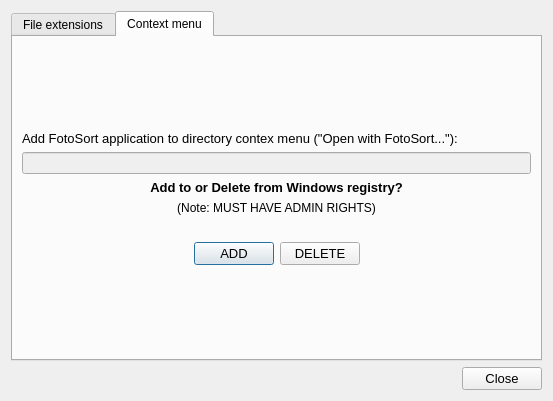
This is my_gui/dialog_settings.ui in uemk/FotoSort as Qt 5 draws it before an edit. The edited form follows.
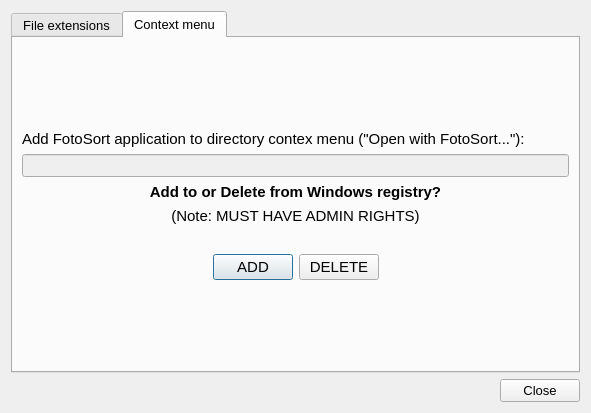
This is the edited form. The open tabs and pages were chosen to show the change.

```diff
--- a/my_gui/dialog_settings.ui
+++ b/my_gui/dialog_settings.ui
@@ -6,8 +6,8 @@
    <rect>
     <x>0</x>
     <y>0</y>
-    <width>553</width>
-    <height>401</height>
+    <width>591</width>
+    <height>413</height>
    </rect>
   </property>
   <property name="windowTitle">
@@ -18,7 +18,7 @@
     <widget class="QTabWidget" name="tab_settings">
      <property name="font">
       <font>
-       <pointsize>9</pointsize>
+       <pointsize>10</pointsize>
       </font>
      </property>
      <property name="currentIndex">
@@ -277,7 +277,7 @@
          </property>
          <property name="font">
           <font>
-           <pointsize>10</pointsize>
+           <pointsize>11</pointsize>
           </font>
          </property>
          <property name="text">
@@ -302,7 +302,7 @@
          </property>
          <property name="font">
           <font>
-           <pointsize>10</pointsize>
+           <pointsize>11</pointsize>
           </font>
          </property>
          <property name="text">
@@ -323,7 +323,7 @@
          </property>
          <property name="font">
           <font>
-           <pointsize>9</pointsize>
+           <pointsize>11</pointsize>
           </font>
          </property>
          <property name="layoutDirection">
@@ -347,7 +347,7 @@
          </property>
          <property name="font">
           <font>
-           <pointsize>10</pointsize>
+           <pointsize>11</pointsize>
           </font>
          </property>
          <property name="styleSheet">
@@ -389,7 +389,7 @@
           <widget class="QPushButton" name="pushButton_add">
            <property name="font">
             <font>
-             <pointsize>10</pointsize>
+             <pointsize>11</pointsize>
             </font>
            </property>
            <property name="text">
@@ -401,7 +401,7 @@
           <widget class="QPushButton" name="pushButton_del">
            <property name="font">
             <font>
-             <pointsize>10</pointsize>
+             <pointsize>11</pointsize>
             </font>
            </property>
            <property name="text">
```
Left out of the diff: 6 changed lines with no effect on the pictures.
